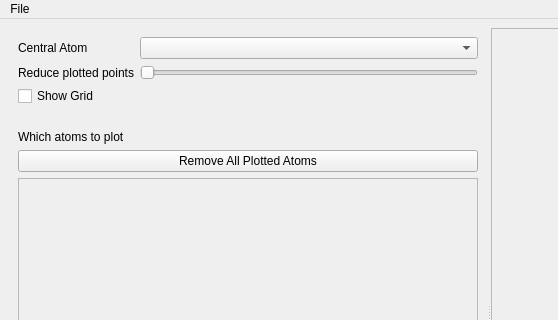
Before: the Qt Designer form ALFVisualizer.ui in m-julian/ALFVisualizer, drawn with Qt 5; both pictures show x 0 to 558 and y 0 to 320 of the 1100 by 607 pixel window.
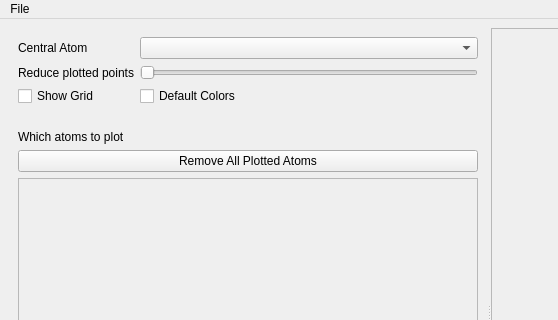
After: the same form once the commit is applied.

Commit message: added checkbox to change to default colors

```diff
--- a/ALFVisualizer.ui
+++ b/ALFVisualizer.ui
@@ -71,6 +71,13 @@
              </property>
             </widget>
            </item>
+           <item row="2" column="1">
+            <widget class="QCheckBox" name="default_atom_colors_checkbox">
+             <property name="text">
+              <string>Default Colors</string>
+             </property>
+            </widget>
+           </item>
           </layout>
          </widget>
         </item>
```
Left out of the diff: 10 changed lines with no effect on the pictures. The commit also changes 10 other files.
